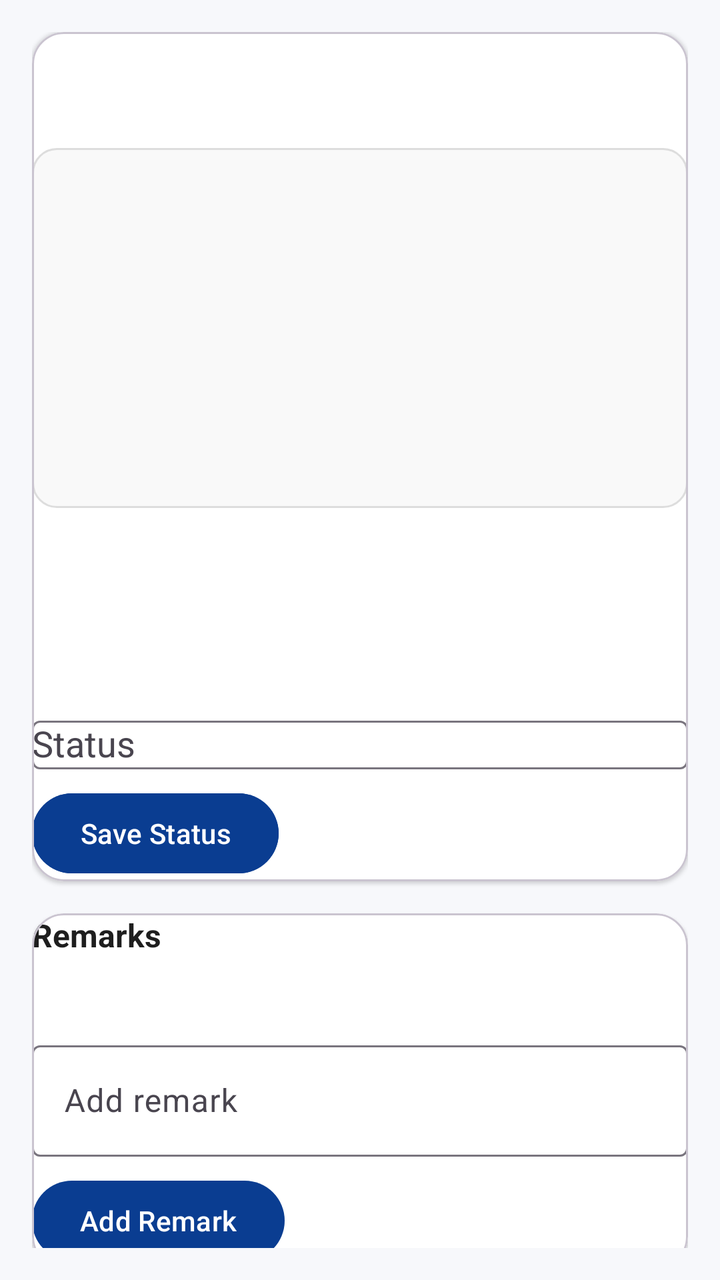
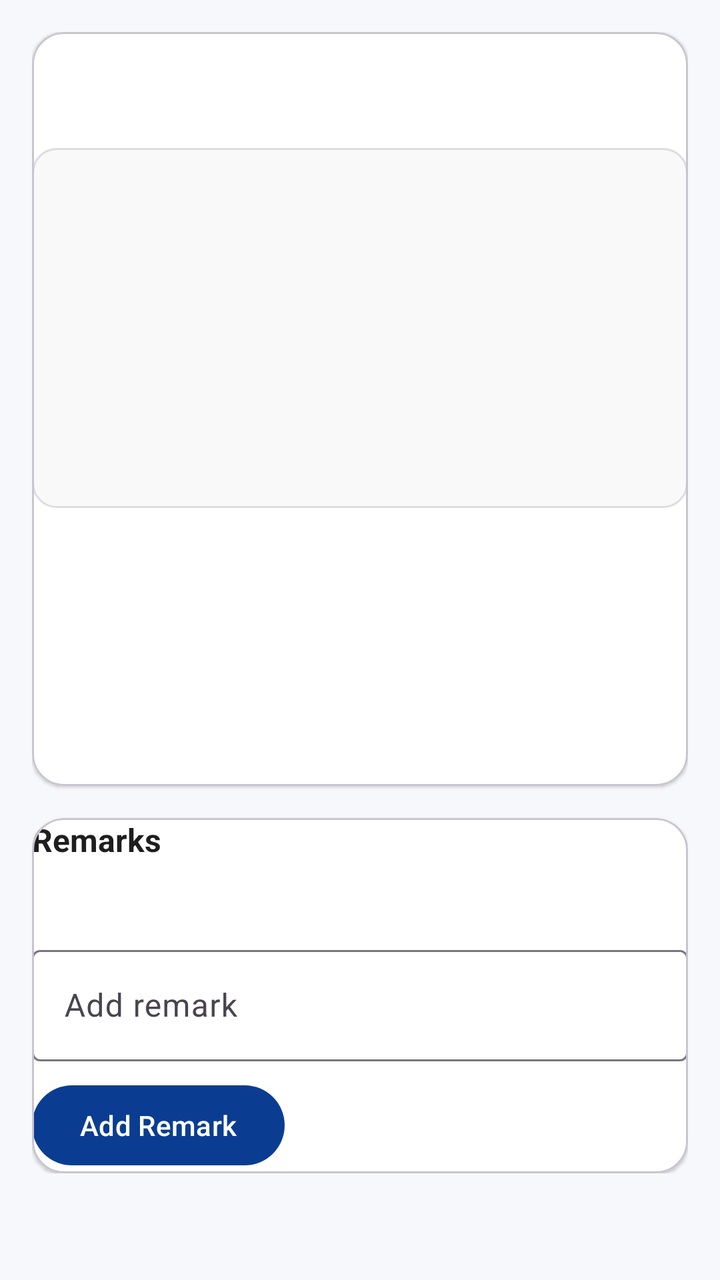

The first picture is an Android layout as it rendered before a commit; the second is the same layout after the commit. The layout source and the unified diff follow.
<!-- AndroidManifest.xml: application theme Theme.CivicConnect -->
<!-- res/layout/fragment_admin_issues.xml -->
<?xml version="1.0" encoding="utf-8"?>
<ScrollView xmlns:android="http://schemas.android.com/apk/res/android"
    xmlns:app="http://schemas.android.com/apk/res-auto"
    android:layout_width="match_parent" android:layout_height="match_parent"
    android:padding="16dp" android:background="#F7F8FB">

    <LinearLayout android:orientation="vertical"
        android:layout_width="match_parent" android:layout_height="wrap_content">

        <com.google.android.material.card.MaterialCardView
            android:layout_width="match_parent" android:layout_height="wrap_content"
            app:cardCornerRadius="16dp" app:cardElevation="1dp"
            android:backgroundTint="@android:color/white" android:padding="16dp">

            <LinearLayout android:orientation="vertical"
                android:layout_width="match_parent" android:layout_height="wrap_content">

                <TextView android:id="@+id/tvTitle"
                    android:textStyle="bold" android:textSize="18sp"
                    android:textColor="#1E1E1E"
                    android:layout_width="wrap_content" android:layout_height="wrap_content" />

                <TextView android:id="@+id/tvCategory"
                    android:textColor="#6B6B6B" android:textSize="13sp"
                    android:layout_marginTop="4dp"
                    android:layout_width="wrap_content" android:layout_height="wrap_content"/>

                <ImageView android:id="@+id/ivImage"
                    android:layout_width="match_parent" android:layout_height="180dp"
                    android:scaleType="centerCrop" android:layout_marginTop="12dp"
                    android:background="@drawable/bg_card_rounded"/>

                <TextView android:id="@+id/tvDescription"
                    android:layout_marginTop="12dp"
                    android:textColor="#1E1E1E"
                    android:layout_width="match_parent" android:layout_height="wrap_content"/>

                <TextView android:id="@+id/tvLocation"
                    android:layout_marginTop="8dp"
                    android:textColor="#1E1E1E"
                    android:layout_width="match_parent" android:layout_height="wrap_content"/>

                <TextView android:id="@+id/tvTracking"
                    android:layout_marginTop="8dp"
                    android:textColor="#6B6B6B"
                    android:layout_width="wrap_content" android:layout_height="wrap_content"/>

                
                <com.google.android.material.textfield.TextInputLayout
                    style="@style/Widget.Material3.TextInputLayout.OutlinedBox"
                    android:layout_width="match_parent" android:layout_height="wrap_content"
                    android:hint="Status" android:layout_marginTop="16dp">
                    <com.google.android.material.textfield.MaterialAutoCompleteTextView
                        android:id="@+id/spStatus"
                        android:layout_width="match_parent" android:layout_height="wrap_content"/>
                </com.google.android.material.textfield.TextInputLayout>

                <com.google.android.material.button.MaterialButton
                    android:id="@+id/btnSave"
                    android:layout_width="wrap_content" android:layout_height="wrap_content"
                    android:text="Save Status" android:textAllCaps="false"
                    android:layout_marginTop="8dp" android:backgroundTint="#0A3D91"
                    android:textColor="@android:color/white"/>
            </LinearLayout>
        </com.google.android.material.card.MaterialCardView>

        <com.google.android.material.card.MaterialCardView
            android:layout_width="match_parent" android:layout_height="wrap_content"
            app:cardCornerRadius="16dp" app:cardElevation="1dp"
            android:backgroundTint="@android:color/white"
            android:padding="16dp" android:layout_marginTop="16dp">

            <LinearLayout android:orientation="vertical"
                android:layout_width="match_parent" android:layout_height="wrap_content">

                <TextView android:text="Remarks" android:textStyle="bold"
                    android:textSize="16sp" android:textColor="#1E1E1E"
                    android:layout_width="wrap_content" android:layout_height="wrap_content"/>

                <TextView android:id="@+id/tvRemarks"
                    android:layout_width="match_parent" android:layout_height="wrap_content"
                    android:layout_marginTop="8dp" android:textColor="#1E1E1E"/>

                <com.google.android.material.textfield.TextInputLayout
                    style="@style/Widget.Material3.TextInputLayout.OutlinedBox"
                    android:layout_width="match_parent" android:layout_height="wrap_content"
                    android:layout_marginTop="12dp" android:hint="Add remark">
                    <com.google.android.material.textfield.TextInputEditText
                        android:id="@+id/etRemark"
                        android:layout_width="match_parent" android:layout_height="wrap_content"/>
                </com.google.android.material.textfield.TextInputLayout>

                <com.google.android.material.button.MaterialButton
                    android:id="@+id/btnAddRemark"
                    android:layout_width="wrap_content" android:layout_height="wrap_content"
                    android:text="Add Remark" android:textAllCaps="false"
                    android:layout_marginTop="8dp"/>
            </LinearLayout>
        </com.google.android.material.card.MaterialCardView>

    </LinearLayout>
</ScrollView>
<!-- resources referenced by this layout -->
<resources>
  <!-- drawable bg_card_rounded (drawable) -->
  <?xml version="1.0" encoding="utf-8"?>
  <shape xmlns:android="http://schemas.android.com/apk/res/android"
      android:shape="rectangle">
      <solid android:color="#F9F9F9" />
      <corners android:radius="12dp" />
      <stroke android:color="#DDD" android:width="1dp" />
  </shape>
  <style name="Theme.CivicConnect" parent="Theme.Material3.Light.NoActionBar">
          <item name="windowActionBar">false</item>
          <item name="windowNoTitle">true</item>
          <item name="colorPrimary">#0A3D91</item> 
          <item name="colorSurface">#F7F8FB</item>
          <item name="android:statusBarColor">#F7F8FB</item>  
          <item name="android:windowLightStatusBar">true</item> 
      </style>
</resources>

<!-- the commit's change to res/layout/fragment_admin_issues.xml (unified diff, before → after) -->
@@ -1,102 +1,211 @@
 <?xml version="1.0" encoding="utf-8"?>
 <ScrollView xmlns:android="http://schemas.android.com/apk/res/android"
-    xmlns:app="http://schemas.android.com/apk/res-auto"
-    android:layout_width="match_parent" android:layout_height="match_parent"
-    android:padding="16dp" android:background="#F7F8FB">
-
-    <LinearLayout android:orientation="vertical"
-        android:layout_width="match_parent" android:layout_height="wrap_content">
+        xmlns:app="http://schemas.android.com/apk/res-auto"
+        android:layout_width="match_parent"
+        android:layout_height="match_parent"
+        android:padding="16dp"
+        android:background="#F7F8FB">
+
+    <LinearLayout
+            android:orientation="vertical"
+            android:layout_width="match_parent"
+            android:layout_height="wrap_content">
 
         <com.google.android.material.card.MaterialCardView
-            android:layout_width="match_parent" android:layout_height="wrap_content"
-            app:cardCornerRadius="16dp" app:cardElevation="1dp"
-            android:backgroundTint="@android:color/white" android:padding="16dp">
-
-            <LinearLayout android:orientation="vertical"
-                android:layout_width="match_parent" android:layout_height="wrap_content">
-
-                <TextView android:id="@+id/tvTitle"
-                    android:textStyle="bold" android:textSize="18sp"
-                    android:textColor="#1E1E1E"
-                    android:layout_width="wrap_content" android:layout_height="wrap_content" />
-
-                <TextView android:id="@+id/tvCategory"
-                    android:textColor="#6B6B6B" android:textSize="13sp"
-                    android:layout_marginTop="4dp"
-                    android:layout_width="wrap_content" android:layout_height="wrap_content"/>
-
-                <ImageView android:id="@+id/ivImage"
-                    android:layout_width="match_parent" android:layout_height="180dp"
-                    android:scaleType="centerCrop" android:layout_marginTop="12dp"
-                    android:background="@drawable/bg_card_rounded"/>
-
-                <TextView android:id="@+id/tvDescription"
-                    android:layout_marginTop="12dp"
-                    android:textColor="#1E1E1E"
-                    android:layout_width="match_parent" android:layout_height="wrap_content"/>
-
-                <TextView android:id="@+id/tvLocation"
-                    android:layout_marginTop="8dp"
-                    android:textColor="#1E1E1E"
-                    android:layout_width="match_parent" android:layout_height="wrap_content"/>
-
-                <TextView android:id="@+id/tvTracking"
-                    android:layout_marginTop="8dp"
-                    android:textColor="#6B6B6B"
-                    android:layout_width="wrap_content" android:layout_height="wrap_content"/>
-
-                
-                <com.google.android.material.textfield.TextInputLayout
-                    style="@style/Widget.Material3.TextInputLayout.OutlinedBox"
-                    android:layout_width="match_parent" android:layout_height="wrap_content"
-                    android:hint="Status" android:layout_marginTop="16dp">
-                    <com.google.android.material.textfield.MaterialAutoCompleteTextView
-                        android:id="@+id/spStatus"
-                        android:layout_width="match_parent" android:layout_height="wrap_content"/>
-                </com.google.android.material.textfield.TextInputLayout>
-
-                <com.google.android.material.button.MaterialButton
-                    android:id="@+id/btnSave"
-                    android:layout_width="wrap_content" android:layout_height="wrap_content"
-                    android:text="Save Status" android:textAllCaps="false"
-                    android:layout_marginTop="8dp" android:backgroundTint="#0A3D91"
-                    android:textColor="@android:color/white"/>
+                android:layout_width="match_parent"
+                android:layout_height="wrap_content"
+                app:cardCornerRadius="16dp"
+                app:cardElevation="1dp"
+                android:backgroundTint="@android:color/white"
+                android:padding="16dp">
+
+            <LinearLayout
+                    android:orientation="vertical"
+                    android:layout_width="match_parent"
+                    android:layout_height="wrap_content">
+
+                <TextView
+                        android:id="@+id/tvTitle"
+                        android:layout_width="wrap_content"
+                        android:layout_height="wrap_content"
+                        android:textStyle="bold"
+                        android:textSize="18sp"
+                        android:textColor="#1E1E1E" />
+
+                <TextView
+                        android:id="@+id/tvCategory"
+                        android:layout_width="wrap_content"
+                        android:layout_height="wrap_content"
+                        android:layout_marginTop="4dp"
+                        android:textColor="#6B6B6B"
+                        android:textSize="13sp" />
+
+                <ImageView
+                        android:id="@+id/ivIssueImage"
+                        android:layout_width="match_parent"
+                        android:layout_height="180dp"
+                        android:layout_marginTop="12dp"
+                        android:scaleType="centerCrop"
+                        android:background="@drawable/bg_card_rounded" />
+
+                <TextView
+                        android:id="@+id/tvDescription"
+                        android:layout_width="match_parent"
+                        android:layout_height="wrap_content"
+                        android:layout_marginTop="12dp"
+                        android:textColor="#1E1E1E" />
+
+                <TextView
+                        android:id="@+id/tvLocation"
+                        android:layout_width="match_parent"
+                        android:layout_height="wrap_content"
+                        android:layout_marginTop="8dp"
+                        android:textColor="#1E1E1E" />
+
+                <TextView
+                        android:id="@+id/tvStatus"
+                        android:layout_width="match_parent"
+                        android:layout_height="wrap_content"
+                        android:layout_marginTop="8dp"
+                        android:textColor="#1E1E1E"
+                        android:textStyle="bold" />
+
+                <TextView
+                        android:id="@+id/tvTracking"
+                        android:layout_width="wrap_content"
+                        android:layout_height="wrap_content"
+                        android:layout_marginTop="8dp"
+                        android:textColor="#6B6B6B" />
+
+                <TextView
+                        android:id="@+id/tvSimilarityScore"
+                        android:layout_width="wrap_content"
+                        android:layout_height="wrap_content"
+                        android:layout_marginTop="6dp"
+                        android:textColor="#6B6B6B"
+                        android:visibility="gone" />
+
+                <TextView
+                        android:id="@+id/tvSimilarToTracking"
+                        android:layout_width="wrap_content"
+                        android:layout_height="wrap_content"
+                        android:layout_marginTop="4dp"
+                        android:textColor="#6B6B6B"
+                        android:visibility="gone" />
+
+                <TextView
+                        android:id="@+id/tvDate"
+                        android:layout_width="wrap_content"
+                        android:layout_height="wrap_content"
+                        android:layout_marginTop="8dp"
+                        android:textColor="#6B6B6B" />
             </LinearLayout>
         </com.google.android.material.card.MaterialCardView>
 
         <com.google.android.material.card.MaterialCardView
-            android:layout_width="match_parent" android:layout_height="wrap_content"
-            app:cardCornerRadius="16dp" app:cardElevation="1dp"
-            android:backgroundTint="@android:color/white"
-            android:padding="16dp" android:layout_marginTop="16dp">
-
-            <LinearLayout android:orientation="vertical"
-                android:layout_width="match_parent" android:layout_height="wrap_content">
-
-                <TextView android:text="Remarks" android:textStyle="bold"
-                    android:textSize="16sp" android:textColor="#1E1E1E"
-                    android:layout_width="wrap_content" android:layout_height="wrap_content"/>
-
-                <TextView android:id="@+id/tvRemarks"
-                    android:layout_width="match_parent" android:layout_height="wrap_content"
-                    android:layout_marginTop="8dp" android:textColor="#1E1E1E"/>
+                android:id="@+id/layoutAdminControls"
+                android:layout_width="match_parent"
+                android:layout_height="wrap_content"
+                android:layout_marginTop="16dp"
+                android:visibility="gone"
+                app:cardCornerRadius="16dp"
+                app:cardElevation="1dp"
+                android:backgroundTint="@android:color/white"
+                android:padding="16dp">
+
+            <LinearLayout
+                    android:orientation="vertical"
+                    android:layout_width="match_parent"
+                    android:layout_height="wrap_content">
+
+                <TextView
+                        android:id="@+id/tvPriority"
+                        android:layout_width="wrap_content"
+                        android:layout_height="wrap_content"
+                        android:text="Priority: -"
+                        android:textColor="@android:color/white"
+                        android:background="@drawable/bg_priority_pill"
+                        android:paddingHorizontal="12dp"
+                        android:paddingVertical="6dp"
+                        android:textStyle="bold" />
 
                 <com.google.android.material.textfield.TextInputLayout
-                    style="@style/Widget.Material3.TextInputLayout.OutlinedBox"
-                    android:layout_width="match_parent" android:layout_height="wrap_content"
-                    android:layout_marginTop="12dp" android:hint="Add remark">
-                    <com.google.android.material.textfield.TextInputEditText
-                        android:id="@+id/etRemark"
-                        android:layout_width="match_parent" android:layout_height="wrap_content"/>
+                        style="@style/Widget.Material3.TextInputLayout.OutlinedBox.ExposedDropdownMenu"
+                        android:layout_width="match_parent"
+                        android:layout_height="wrap_content"
+                        android:layout_marginTop="16dp"
+                        android:hint="Status">
+
+                    <com.google.android.material.textfield.MaterialAutoCompleteTextView
+                            android:id="@+id/spStatus"
+                            android:layout_width="match_parent"
+                            android:layout_height="wrap_content"
+                            android:inputType="none" />
                 </com.google.android.material.textfield.TextInputLayout>
 
                 <com.google.android.material.button.MaterialButton
-                    android:id="@+id/btnAddRemark"
-                    android:layout_width="wrap_content" android:layout_height="wrap_content"
-                    android:text="Add Remark" android:textAllCaps="false"
-                    android:layout_marginTop="8dp"/>
+                        android:id="@+id/btnUpdateStatus"
+                        android:layout_width="wrap_content"
+                        android:layout_height="wrap_content"
+                        android:layout_marginTop="8dp"
+                        android:text="Update Status"
+                        android:textAllCaps="false"
+                        android:backgroundTint="#0A3D91"
+                        android:textColor="@android:color/white" />
             </LinearLayout>
         </com.google.android.material.card.MaterialCardView>
 
+        <com.google.android.material.card.MaterialCardView
+                android:layout_width="match_parent"
+                android:layout_height="wrap_content"
+                app:cardCornerRadius="16dp"
+                app:cardElevation="1dp"
+                android:backgroundTint="@android:color/white"
+                android:padding="16dp"
+                android:layout_marginTop="16dp">
+
+            <LinearLayout
+                    android:orientation="vertical"
+                    android:layout_width="match_parent"
+                    android:layout_height="wrap_content">
+
+                <TextView
+                        android:layout_width="wrap_content"
+                        android:layout_height="wrap_content"
+                        android:text="Remarks"
+                        android:textStyle="bold"
+                        android:textSize="16sp"
+                        android:textColor="#1E1E1E" />
+
+                <TextView
+                        android:id="@+id/tvRemarks"
+                        android:layout_width="match_parent"
+                        android:layout_height="wrap_content"
+                        android:layout_marginTop="8dp"
+                        android:textColor="#1E1E1E" />
+
+                <com.google.android.material.textfield.TextInputLayout
+                        style="@style/Widget.Material3.TextInputLayout.OutlinedBox"
+                        android:layout_width="match_parent"
+                        android:layout_height="wrap_content"
+                        android:layout_marginTop="12dp"
+                        android:hint="Add remark">
+
+                    <com.google.android.material.textfield.TextInputEditText
+                            android:id="@+id/etRemark"
+                            android:layout_width="match_parent"
+                            android:layout_height="wrap_content" />
+                </com.google.android.material.textfield.TextInputLayout>
+
+                <com.google.android.material.button.MaterialButton
+                        android:id="@+id/btnAddRemark"
+                        android:layout_width="wrap_content"
+                        android:layout_height="wrap_content"
+                        android:layout_marginTop="8dp"
+                        android:text="Add Remark"
+                        android:textAllCaps="false" />
+            </LinearLayout>
+        </com.google.android.material.card.MaterialCardView>
+
     </LinearLayout>
 </ScrollView>
<!-- resource entries referenced after the edit -->
@@ -7,6 +7,12 @@
       <solid android:color="#F9F9F9" />
       <corners android:radius="12dp" />
       <stroke android:color="#DDD" android:width="1dp" />
+  </shape>
+  <!-- drawable bg_priority_pill (drawable) -->
+  <?xml version="1.0" encoding="utf-8"?>
+  <shape xmlns:android="http://schemas.android.com/apk/res/android" android:shape="rectangle">
+      <corners android:radius="999dp" />
+      <solid android:color="?attr/colorPrimary" />
   </shape>
   <style name="Theme.CivicConnect" parent="Theme.Material3.Light.NoActionBar">
           <item name="windowActionBar">false</item>
